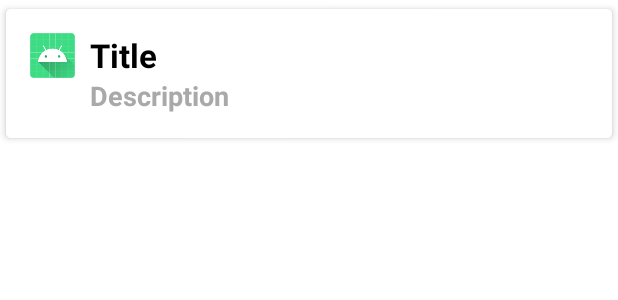
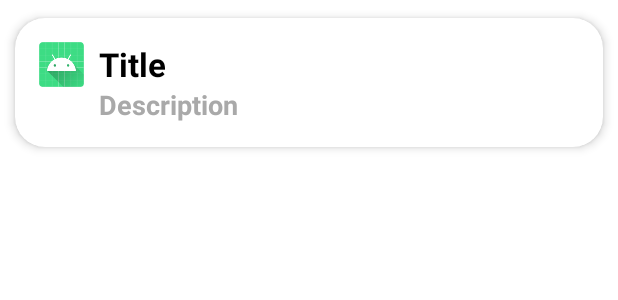
Before and after one commit to FranciscoAguiar/MottaEngenharia, an Android app: the layout row.xml on its own in the app's theme, with its tools: preview values and no code run, on a phone screen of 412 x 824 dp. Shown: the top 300 px of the screen. Run offline under Robolectric (Android 15) with nearby library versions, the phone set to English and light mode, and no system bars.

Commit message:
Fixing error

```diff
--- a/app/build.gradle
+++ b/app/build.gradle
@@ -5,12 +5,12 @@ plugins {
 }
 
 android {
-    compileSdk 31
+    compileSdk 33
 
     defaultConfig {
         applicationId "br.com.fa.appmotta"
         minSdk 21
-        targetSdk 31
+        targetSdk 33
         versionCode 1
         versionName "1.0"
 
--- a/app/src/main/java/br/com/fa/appmotta/fragments/MenuFragment.kt
+++ b/app/src/main/java/br/com/fa/appmotta/fragments/MenuFragment.kt
@@ -32,6 +32,7 @@ class MenuFragment : Fragment() {
     override fun onViewCreated(itemView: View, savedInstanceState: Bundle?) {
         super.onViewCreated(itemView, savedInstanceState)
         val myDataset = Datasource().loadModels()
+
         recyclerView.apply {
             // set a LinearLayoutManager to handle Android
             // RecyclerView behavior
--- a/app/src/main/res/layout/fragment_menu.xml
+++ b/app/src/main/res/layout/fragment_menu.xml
@@ -9,6 +9,7 @@
       android:layout_width="match_parent"
       android:layout_height="wrap_content"
       android:id="@+id/recyclerView"
+      android:scrollbars="vertical"
       />
 
 
--- a/app/src/main/res/layout/row.xml
+++ b/app/src/main/res/layout/row.xml
@@ -3,8 +3,8 @@
     android:layout_width="match_parent"
     android:layout_height="wrap_content"
     xmlns:app="http://schemas.android.com/apk/res-auto"
-    app:cardCornerRadius="3dp"
-    app:cardElevation="3dp"
+    app:cardCornerRadius="20dp"
+    app:cardElevation="4dp"
     app:cardUseCompatPadding="true"
     >
 
```
